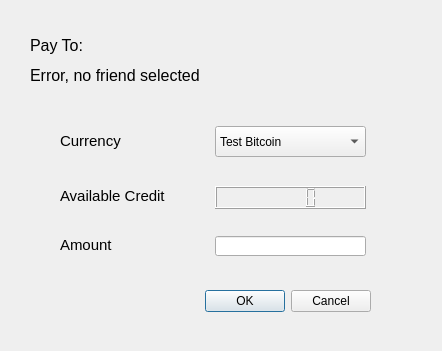
The window that paymentdialog.ui (zeroreserve/ZeroReserve) describes before a commit, drawn with Qt 5.
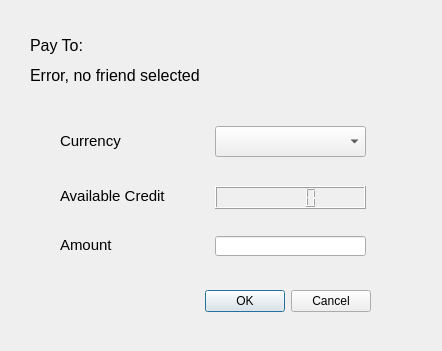
The same window after the commit.

Patch:
```diff
--- a/paymentdialog.ui
+++ b/paymentdialog.ui
@@ -66,16 +66,6 @@
      <height>31</height>
     </rect>
    </property>
-   <item>
-    <property name="text">
-     <string>Test Bitcoin</string>
-    </property>
-   </item>
-   <item>
-    <property name="text">
-     <string>Zimbabwe Dollar</string>
-    </property>
-   </item>
   </widget>
   <widget class="QLCDNumber" name="lcdNumber">
    <property name="geometry">
```
Left out of the diff: 2 changed lines with no effect on the pictures.
